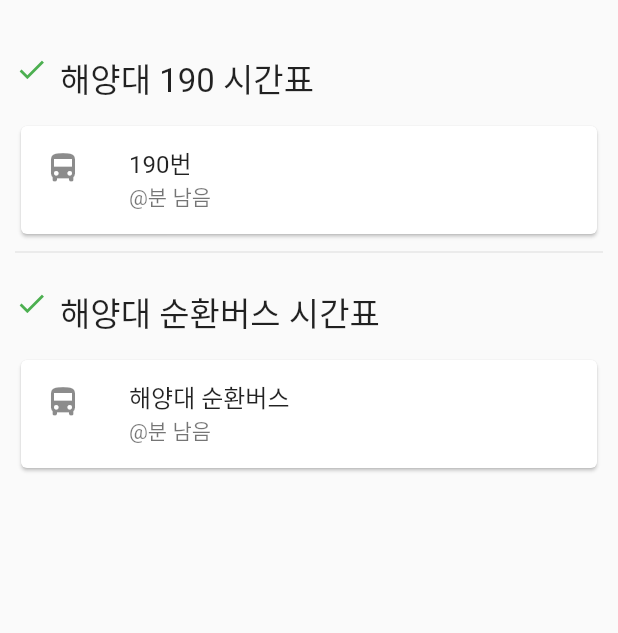
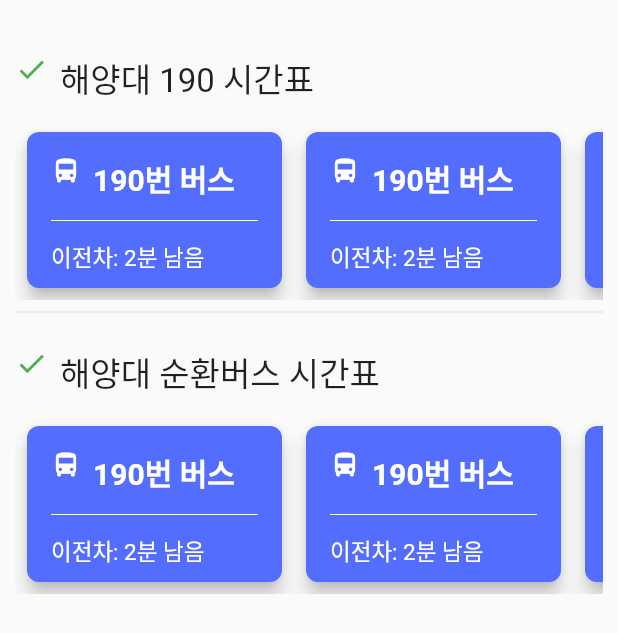
Before and after one commit to chaeyeonhan1225/DSC_KMOU_APP, a Flutter app: the screen it shows after launch, on a phone screen of 412 x 824 dp. Shown: the top 633 px of the screen. Run offline on Flutter 3.47's test engine with Material 2 defaults, Android fonts, the phone set to English and light mode, and no system bars.

Commit message:
07/23 BusCard 위젯 추가

```diff
--- /dev/null
+++ b/dsc_bus_app/lib/BusCard.dart
@@ -0,0 +1,61 @@
+import 'package:flutter/material.dart';
+
+class BusCard extends StatelessWidget {
+  final String busName;
+  final String minTime;
+  final Color color;
+
+  const BusCard(
+      {Key key,@required this.busName, @required this.minTime,@required this.color})
+      : super(key:key);
+
+  @override
+  Widget build(BuildContext context) {
+    return Padding(
+      padding: const EdgeInsets.all(8.0),
+      child: Material(
+        elevation: 5,
+        borderRadius: BorderRadius.circular(8),
+        color: color,
+        child: Container(
+          height: 120,
+          width: 170,
+          padding: EdgeInsets.all(16),
+          child: Column(
+            crossAxisAlignment: CrossAxisAlignment.start,
+            mainAxisAlignment: MainAxisAlignment.start,
+            children: <Widget>[
+              Row(
+                crossAxisAlignment: CrossAxisAlignment.start,
+                mainAxisAlignment: MainAxisAlignment.start,
+                children: <Widget>[
+                  Icon(
+                    Icons.directions_bus,
+                    color: Colors.white,
+                    size: 20.0,
+                  ),
+                  SizedBox(width: 8.0),
+                  Text(busName,style: TextStyle(
+                    color: Colors.white,
+                    fontSize: 20.0,
+                    fontWeight: FontWeight.bold,
+                  ),
+                  )
+                ],
+              ),
+              SizedBox(height: 5.0),
+              Divider(color: Colors.white),
+              SizedBox(height: 5.0),
+              Text(minTime,style: TextStyle(
+                color: Colors.white,
+                fontSize: 15.0,
+              ),
+              )
+            ],
+          )
+        ),
+      ),
+    );
+  }
+
+}
--- a/dsc_bus_app/lib/main.dart
+++ b/dsc_bus_app/lib/main.dart
@@ -1,4 +1,5 @@
 import 'package:flutter/material.dart';
+import './BusCard.dart';
 
 void main() => runApp(MyApp());
 
@@ -6,6 +7,7 @@ class MyApp extends StatelessWidget {
   @override
   Widget build(BuildContext context) {
     return MaterialApp(
+      debugShowCheckedModeBanner: false,
       title: 'Flutter Demo',
       theme: ThemeData(
         primarySwatch: Colors.blue,
@@ -24,11 +26,11 @@ class MyHomePage extends StatefulWidget {
 
 class _MyHomePageState extends State<MyHomePage> {
 
-
   @override
   Widget build(BuildContext context) {
     return Scaffold(
       body: SafeArea(
+        child: SingleChildScrollView(
           child: Container(
             margin: EdgeInsets.all(10.0),
             child: Column(
@@ -61,15 +63,7 @@ class _MyHomePageState extends State<MyHomePage> {
                 SizedBox(
                   height: 12.0,
                 ),
-              Card(
-                  child: ListTile(
-                    leading: Icon(
-                        Icons.directions_bus
-                    ),
-                    title: Text('190번'),
-                    subtitle: Text('@분 남음'),
-                  )
-              ),
+                _buildListView(),
                 Divider(),
                 SizedBox(
                   height: 15.0,
@@ -96,19 +90,38 @@ class _MyHomePageState extends State<MyHomePage> {
                 SizedBox(
                   height: 12.0,
                 ),
-              Card(
-                  child: ListTile(
-                    leading: Icon(
-                        Icons.directions_bus
+                _buildListView(),
+              ],
             ),
-                    title: Text('해양대 순환버스'),
-                    subtitle: Text('@분 남음'),
-                  )
-              ),
-            ],
           ),
         ),
       ),
     );
   }
+
+  _buildListView(){
+    return Container(
+      height: 120,
+      child: ListView(
+        scrollDirection: Axis.horizontal,
+        children: <Widget> [
+          BusCard(
+            busName: '190번 버스',
+            minTime: '이전차: 2분 남음',
+            color: Colors.indigoAccent,
+          ),
+          BusCard(
+            busName: '190번 버스',
+            minTime: '이전차: 2분 남음',
+            color: Colors.indigoAccent,
+          ),
+          BusCard(
+            busName: '190번 버스',
+            minTime: '이전차: 2분 남음',
+            color: Colors.indigoAccent,
+          )
+        ]
+      )
+    );
   }
+}
```
Also changed, not shown: dsc_bus_app/pubspec.yaml (+0 -51 lines). Lines whose indentation alone changed are shown as unchanged.
